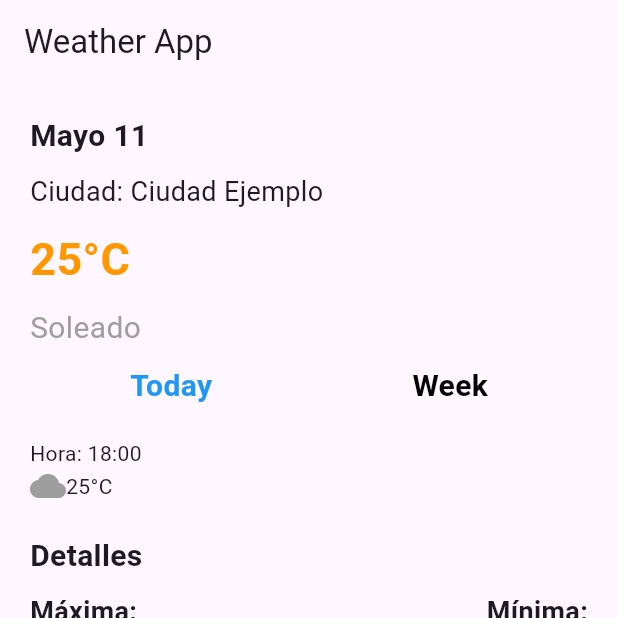
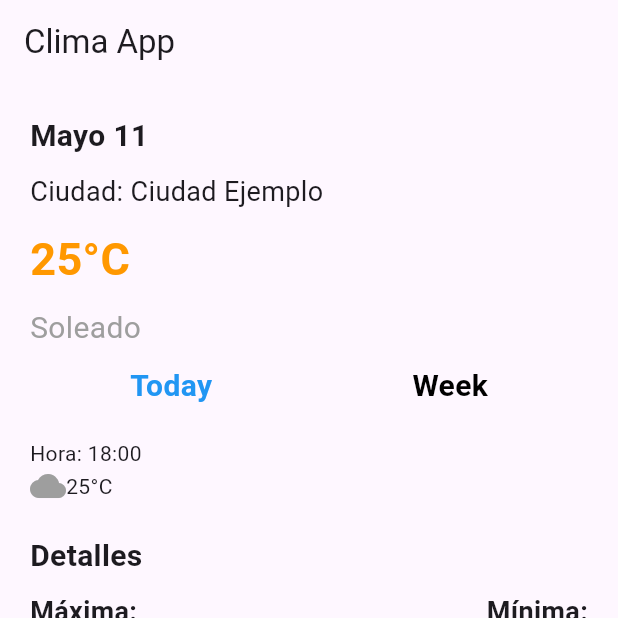
Before and after one commit to Carlosmenjivar23/prueba, a Flutter app: the screen it shows after launch, on a phone screen of 412 x 824 dp, the top half of it. Run offline on Flutter 3.47's test engine with Material 3 defaults, Android fonts, the phone set to English and light mode, and no system bars.

Commit message:
Update homepage.dart

```diff
--- a/flutter_application_6/lib/widgets/homepage.dart
+++ b/flutter_application_6/lib/widgets/homepage.dart
@@ -12,7 +12,7 @@ class _HomePageState extends State<HomePage> {
   Widget build(BuildContext context) {
     return Scaffold(
       appBar: AppBar(
-        title: Text('Weather App'),
+        title: Text('Clima App'),
       ),
       body: Padding(
         padding: const EdgeInsets.all(20.0),
```
